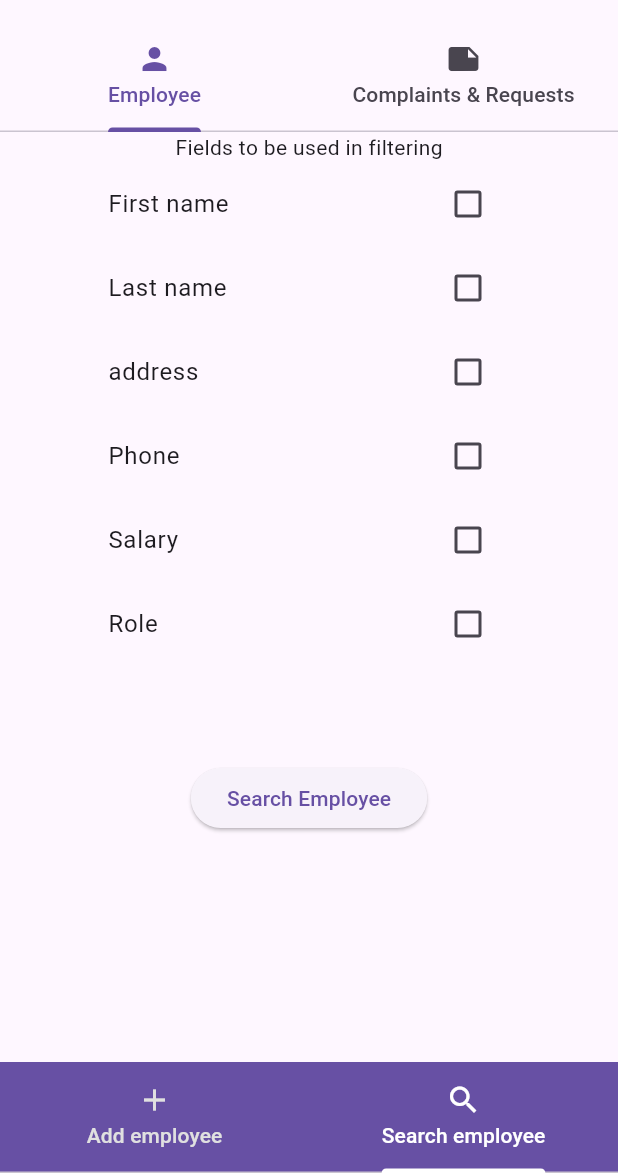
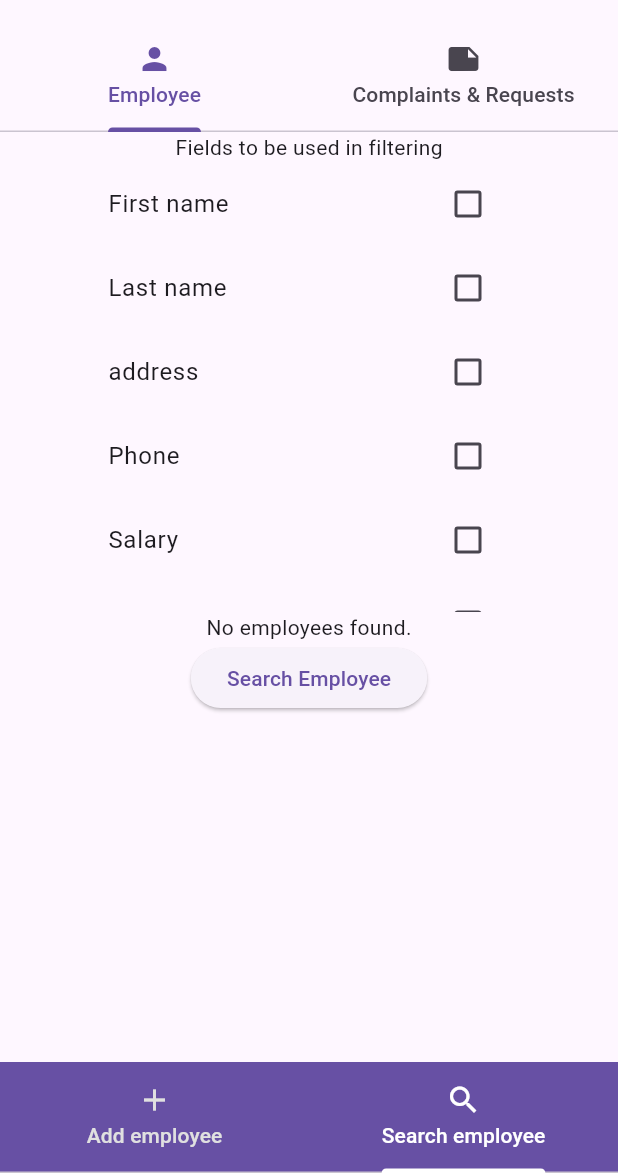
Before and after one commit to brughwani/lmrepaircrmadmin, a Flutter app: the screen it shows after launch, tab 2 chosen, after a tap on "Search Employee", on a phone screen of 412 x 824 dp, the part 63-1236 px from its top. Run offline on Flutter 3.47's test engine with Material 3 defaults, Android fonts, the phone set to English and light mode, and no system bars; our stand-ins replace auto_size_text, dropdown_button2, firebase_auth, firebase_core, flutter_dotenv; accounts and stored records are empty; network calls fail.

Commit message:
bug fixes

```diff
--- a/lib/addemployee.dart
+++ b/lib/addemployee.dart
@@ -7,7 +7,6 @@ import 'package:flutter/material.dart';
 import 'package:http/http.dart' as http;
 import 'package:lmrepaircrmadmin/employeeprovider.dart';
 import 'package:provider/provider.dart';
-//import 'package:multi_select_flutter/bottom_sheet/multi_select_bottom_sheet_field.dart';
 import 'dealerfetcher.dart';
 
 class AddEmployee extends StatefulWidget {
@@ -27,9 +26,10 @@ class _AddEmployeeState extends State<AddEmployee> {
   TextEditingController address=TextEditingController();
   TextEditingController personalMobileNumber=TextEditingController();
   TextEditingController salary=TextEditingController();
+
   String? selectedValue;
- // final Map<String, bool> selectedItems = {};
-  //List<Map<String, dynamic>> employees = [];
+
+  Future<List<Map<String, dynamic>>>? _futureEmployees;
 
 
   @override
@@ -38,13 +38,13 @@ class _AddEmployeeState extends State<AddEmployee> {
   String? selectedcity;
   List<String>? locations;
   List<String>? dealers;
-  List<Map<String, dynamic>> options = [
-    {"label": "First name", "value": false},
-    {"label": "Last name", "value": false},
-    {"label": "address", "value": false},
-    {"label":"Phone","value":false},
-    {"label":"Salary","value":false},
-    {"label":"Role","value":false}
+  final List<String> options = [
+    "First name",
+    "Last name",
+    "address",
+    "Phone",
+    "Salary",
+    "Role",
   ];
 
 
@@ -54,9 +54,11 @@ class _AddEmployeeState extends State<AddEmployee> {
   {
     super.initState();
     loadlocations();
-    // options.forEach((item){
-    //   selectedItems[item["label"]] = false;});
-  }
+    WidgetsBinding.instance.addPostFrameCallback((_) {
+      final employeeProvider = context.read<EmployeeProvider>();
+      employeeProvider.loadInitialCheckboxStatuses(options);
+    });
+     }
 
   Future<void> loadlocations () async
   {
@@ -87,22 +89,6 @@ class _AddEmployeeState extends State<AddEmployee> {
     }
   }
 
-  // Future<void> fetchallemployees  (List<String> fields) async
-  // {
-  //   final String url="https://crmvercelfun.vercel.app/api/getallemployee?fields[]=$fields";
-  //   final resp= await http.get(Uri.parse(url),
-  //     headers: {
-  //       'Content-Type': 'application/json',
-  //     },
-  //   );
-  //   final List<dynamic> jsonData = jsonDecode(resp.body);
-  //
-  //   setState(() {
-  //     employees = jsonData.map((e) => Map<String, dynamic>.from(e)).toList();
-  //   });
-  //
-  //
-  // }
 
   Future<void> createRecord(String firstName, String lastName, String address, String phoneNumber, String password, String personalMobileNumber, String salary, String role) async {
     final String url = 'https://crmvercelfun.vercel.app/api/addemployee';
@@ -148,6 +134,8 @@ print(jsonEncode({
 
   @override
   Widget build(BuildContext context) {
+    final isVertical = MediaQuery.of(context).orientation == Orientation.portrait;
+
     return DefaultTabController(
       length: 2,
       child: Column(
@@ -216,92 +204,104 @@ print(jsonEncode({
           height: MediaQuery.of(context).size.height,
           child: Column(
             children: [
-              // Padding(
-              //   padding: const EdgeInsets.all(8.0),
-              //   child: Row(
-              //     children: [
-              //       Expanded(child: Padding(
-              //         padding: const EdgeInsets.all(8.0),
-              //         child: DropdownButtonFormField2(
-              //           value: selecteddealer,
-              //           isExpanded: true,
-              //           decoration: InputDecoration(border: OutlineInputBorder()),
-              //           onChanged: (value) => setState(() => selecteddealer = value),
-              //           items:
-              //               dealers?.map((dealer) => DropdownMenuItem(
-              //             value: dealer,
-              //             child: AutoSizeText(dealer, overflow: TextOverflow.visible),
-              //           ))
-              //               .toList(),
-              //         ),
-              //       ),
-              //       ),
-              //       SizedBox(
-              //         width: 20,
-              //       ),
-              //       Expanded(
-              //         child: DropdownButtonFormField2(
-              //           value: selectedcity,
-              //           isExpanded: true,
-              //           decoration: InputDecoration(border: OutlineInputBorder()),
-              //           onChanged: (newValue) {
-              //             setState(() {
-              //               selectedcity = newValue;
-              //               //dealerfetcher.fetchDealer(selectedcity!);
-              //               //loaddealer(loc)
-              //               loaddealer(selectedcity!);
-              //             });
-              //           },
-              //           items: locations
-              //               ?.map((location) => DropdownMenuItem(
-              //             value: location,
-              //             child: Text(location,overflow: TextOverflow.visible),
-              //           ))
-              //               .toList(),
-              //         ),
-              //       ),
-              //     ],
-              //   ),
-              // ),
+
              Text("Fields to be used in filtering"),
 
     Consumer<EmployeeProvider>(
       builder:(context,employeeProvider,_)
       {
-      return  Column(
+        return  Column(
         children: [
           SizedBox(
               width: 300,
-              height: 400,
+              height: 300,
               child: ListView(
-                children: options.map((item) {
+                children: options.map((option) {
                   return CheckboxListTile(
-                    title: Text(item["label"]),
-                    value: employeeProvider.selectedFields.contains([item["label"]]),
+                    title: Text(option),
+                    value: employeeProvider.selectedFields.contains(option),
                     onChanged: (bool? value) {
                       setState(() {
-                        employeeProvider.toggleFieldSelection(item["label"],value!);
-
-                        // print(item['label']);
+                        employeeProvider.toggleFieldSelection(option,value!);// print(item['label']);
                       }
-
                       );
                     },
-
                   );
                 }).toList(),
-
               ),
             ),
-          ElevatedButton(onPressed: (){
+          isVertical ? SingleChildScrollView(
+            scrollDirection: Axis.horizontal,
+            child: FutureBuilder(
+              future: _futureEmployees, // The async method
+              builder: (context, snapshot) {
+                if (snapshot.connectionState == ConnectionState.waiting) {
+                  return const Center(child: CircularProgressIndicator());
+                } else if (snapshot.hasError) {
+                  return Center(child: Text('Error: ${snapshot.error}'));
+                } else if (!snapshot.hasData || (snapshot.data as List).isEmpty) {
+                  return const Center(child: Text('No employees found.'));
+                }
+                // Use the fetched employee data
+                final employees = snapshot.data as List<Map<String, dynamic>>;
+                return DataTable(
+                  columns: employeeProvider.selectedFields
+                      .map((field) => DataColumn(label: Text(field)))
+                      .toList(),
+                  rows: employees.map((emp) {
+                    return DataRow(
+                      cells: employeeProvider.selectedFields.map((field) {
+                        return DataCell(
+                          Text(emp[field]?.toString() ?? 'N/A'),
+                        );
+                      }).toList(),
+                    );
+                  }).toList(),
+                );
+              },
+            ),
 
-            // List<String> selectedAttributes = selectedItems.entries
-            //     .where((entry) => entry.value == true)
-            //     .map((entry) => entry.key)
-            //     .toList();
-            //
-            // fetchallemployees(selectedAttributes);
-            employeeProvider.fetchEmployees(employeeProvider.selectedFields);
+
+          ):
+
+          SingleChildScrollView(
+
+            child: FutureBuilder(
+              future: _futureEmployees, // The async method
+              builder: (context, snapshot) {
+                if (snapshot.connectionState == ConnectionState.waiting) {
+                  return const Center(child: CircularProgressIndicator());
+                } else if (snapshot.hasError) {
+                  return Center(child: Text('Error: ${snapshot.error}'));
+                } else if (!snapshot.hasData || (snapshot.data as List).isEmpty) {
+                  return const Center(child: Text('No employees found.'));
+                }
+                // Use the fetched employee data
+                final employees = snapshot.data as List<Map<String, dynamic>>;
+                return DataTable(
+                  columns: employeeProvider.selectedFields
+                      .map((field) => DataColumn(label: Text(field)))
+                      .toList(),
+                  rows: employees.map((emp) {
+                    return DataRow(
+                      cells: employeeProvider.selectedFields.map((field) {
+                        return DataCell(
+                          Text(emp[field]?.toString() ?? 'N/A'),
+                        );
+                      }).toList(),
+                    );
+                  }).toList(),
+                );
+              },
+            ),
+          ),
+                 ElevatedButton(onPressed: (){
+
+
+            _futureEmployees=employeeProvider.fetchEmployees(employeeProvider.selectedFields) as Future<List<Map<String, dynamic>>>?;
+
+
+
            // print(selectedAttributes.runtimeType);
 
             //print(selectedItems.keys.groupListsBy(selectedItems.values.toList()[i]).);
--- a/lib/employeeprovider.dart
+++ b/lib/employeeprovider.dart
@@ -3,13 +3,17 @@ import 'dart:convert';
 import 'package:provider/provider.dart';
 import 'package:flutter/material.dart';
 import 'package:http/http.dart' as http;
+
+
 class EmployeeProvider with ChangeNotifier {
   List<String> _selectedFields = []; // List to store selected fields
   List<Map<String, dynamic>> _employees = []; // List to store employee data
   Map<String, bool> _checkboxStatuses = {}; // Current statuses of checkboxes
 
   List<String> get selectedFields => _selectedFields;
+
   List<Map<String, dynamic>> get employees => _employees;
+
   Future<void> loadInitialCheckboxStatuses(List<String> fields) async {
     for (var field in fields) {
       _checkboxStatuses[field] = false; // Default status is unchecked
@@ -30,17 +34,36 @@ class EmployeeProvider with ChangeNotifier {
     notifyListeners(); // Notify listeners (UI) to rebuild
   }
 
-  // Method to fetch employees based on selected fields
-  Future<void> fetchEmployees(List<String> fields) async {
-    final url = "https://crmvercelfun.vercel.app/api/getallemployee?fields[]=${fields.join('&fields[]=')}";
-    final response = await http.get(Uri.parse(url), headers: {'Content-Type': 'application/json'});
+  Future<List<Map<String, dynamic>>> fetchEmployees(List<String> fields) async {
+    final url = "https://crmvercelfun.vercel.app/api/getallemployee?fields[]=${fields}";
+    final response = await http.get(
+        Uri.parse(url), headers: {'Content-Type': 'application/json'});
 
     if (response.statusCode == 200) {
       final List<dynamic> jsonData = jsonDecode(response.body);
-      _employees = jsonData.map((e) => Map<String, dynamic>.from(e)).toList();
-      notifyListeners(); // Notify listeners to rebuild the UI with new data
+      final List<Map<String, dynamic>> fetchedEmployees = jsonData.map((
+          e) => Map<String, dynamic>.from(e)).toList();
+
+      // Update internal state
+      _employees = fetchedEmployees;
+      notifyListeners(); // Update UI
+      return fetchedEmployees; // Return fetched data
     } else {
       throw Exception('Failed to fetch employee data');
     }
   }
 }
+  // Method to fetch employees based on selected fields
+//   Future<void> fetchEmployees(List<String> fields) async {
+//     final url = "https://crmvercelfun.vercel.app/api/getallemployee?fields[]=${fields}";
+//     final response = await http.get(Uri.parse(url), headers: {'Content-Type': 'application/json'});
+//
+//     if (response.statusCode == 200) {
+//       final List<dynamic> jsonData = jsonDecode(response.body);
+//       _employees = jsonData.map((e) => Map<String, dynamic>.from(e)).toList();
+//       notifyListeners(); // Notify listeners to rebuild the UI with new data
+//     } else {
+//       throw Exception('Failed to fetch employee data');
+//     }
+//   }
+// }
--- a/lib/main.dart
+++ b/lib/main.dart
@@ -5,8 +5,6 @@ import 'Admindashboard.dart';
 import 'package:flutter_dotenv/flutter_dotenv.dart';
 import 'employeeprovider.dart';
 Future<void> main() async {
-
-
   runApp(
       ChangeNotifierProvider(
         create: (_) => EmployeeProvider(),
```
Also changed, not shown: lib/Admindashboard.dart (+172 -69 lines).
